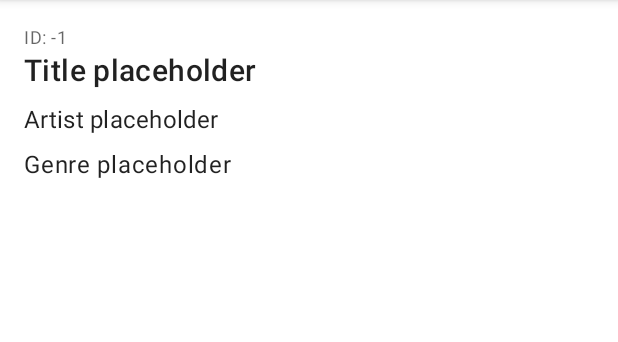
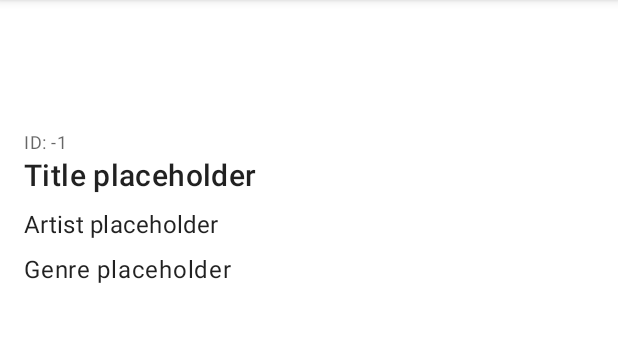
Before and after one commit to Garymicallef44/Mobile-Computing-app, an Android app: the TrackActivity screen opened directly, with no data from a screen before it, on a phone screen of 412 x 824 dp, the part 84-426 px from its top. Run offline under Robolectric (Android 15) with nearby library versions, the phone set to English and light mode, and no system bars.

```diff
--- a/app/src/main/res/layout/activity_track.xml
+++ b/app/src/main/res/layout/activity_track.xml
@@ -13,16 +13,17 @@
             android:id="@+id/trackId"
             android:layout_width="match_parent"
             android:layout_height="wrap_content"
+            android:paddingTop="70dp"
             android:text="ID placeholder"
-            android:textAppearance="?attr/textAppearanceCaption"/>
+            android:textAppearance="?attr/textAppearanceCaption" />
 
         <TextView
             android:id="@+id/trackTitle"
             android:layout_width="match_parent"
             android:layout_height="wrap_content"
+            android:paddingBottom="8dp"
             android:text="Title placeholder"
-            android:textAppearance="?attr/textAppearanceHeadline6"
-            android:paddingBottom="8dp"/>
+            android:textAppearance="?attr/textAppearanceHeadline6" />
 
         <TextView
             android:id="@+id/trackArtist"
@@ -36,8 +37,8 @@
             android:id="@+id/trackGenre"
             android:layout_width="match_parent"
             android:layout_height="wrap_content"
+            android:paddingBottom="8dp"
             android:text="Genre placeholder"
-            android:textAppearance="?attr/textAppearanceBody1"
-            android:paddingBottom="8dp"/>
+            android:textAppearance="?attr/textAppearanceBody1" />
     </LinearLayout>
 </ScrollView>
--- a/app/src/main/res/values/colors.xml
+++ b/app/src/main/res/values/colors.xml
@@ -7,4 +7,5 @@
     <color name="teal_700">#FF018786</color>
     <color name="black">#FF000000</color>
     <color name="white">#FFFFFFFF</color>
+    <color name="gray">#35383d</color>
 </resources>
--- a/app/src/main/res/values/themes.xml
+++ b/app/src/main/res/values/themes.xml
@@ -4,7 +4,7 @@
         <!-- Primary brand color. -->
         <item name="colorPrimary">@color/teal_700</item>
         <item name="colorPrimaryVariant">@color/teal_200</item>
-        <item name="colorOnPrimary">@color/white</item>
+        <item name="colorOnPrimary">@color/gray</item>
         <!-- Secondary brand color. -->
         <item name="colorSecondary">@color/teal_700</item>
         <item name="colorSecondaryVariant">@color/teal_200</item>
```
Also changed, not shown: app/src/main/java/com/example/mobilecomputingproject/TrackActivity.java (+32 -1 lines), app/src/main/java/com/example/mobilecomputingproject/data/TrackHelper.java (+6 -3 lines), 4 other files.
